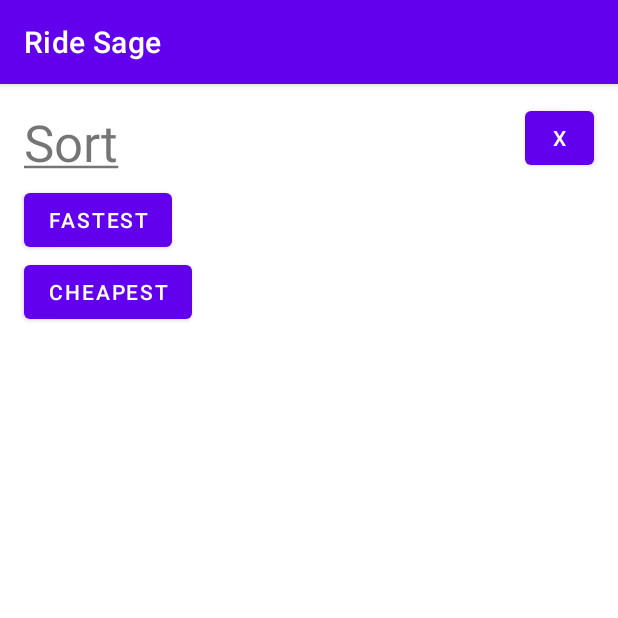
After one commit to APrabhu97/Ride-Sage, an Android app: the SortPopup screen opened directly, with no data from a screen before it, on a phone screen of 412 x 824 dp, the top half of it. The commit adds this screen. Run offline under Robolectric (Android 15) with nearby library versions, the phone set to English and light mode, and no system bars.

Commit message:
TIMOTHY-filter-screen: Added filter prototype

```diff
--- a/app/src/main/AndroidManifest.xml
+++ b/app/src/main/AndroidManifest.xml
@@ -9,6 +9,9 @@
         android:roundIcon="@mipmap/ic_launcher_round"
         android:supportsRtl="true"
         android:theme="@style/Theme.RideSage">
+        <activity
+            android:name=".SortPopup"
+            android:exported="true" />
         <activity
             android:name=".BookingCompleteActivity"
             android:exported="true" />
--- a/app/src/main/java/com/anish/ridesage/CabAdapter.java
+++ b/app/src/main/java/com/anish/ridesage/CabAdapter.java
@@ -24,7 +24,6 @@ public class CabAdapter extends RecyclerView.Adapter<CabAdapter.ViewHolder> {
     public CabAdapter(List<CabItem> movieList, CabItemClickListener listener){
         this.cabList = movieList;
         this.CabItemClickListener = listener;
-
     }
 
     @NonNull
@@ -54,7 +53,6 @@ public class CabAdapter extends RecyclerView.Adapter<CabAdapter.ViewHolder> {
     }
 
     public class ViewHolder extends RecyclerView.ViewHolder implements View.OnClickListener{
-
         public TextView cabType;
         public TextView maxSeats;
         public TextView pickupTime;
--- /dev/null
+++ b/app/src/main/java/com/anish/ridesage/SortPopup.java
@@ -0,0 +1,14 @@
+package com.anish.ridesage;
+
+import androidx.appcompat.app.AppCompatActivity;
+
+import android.os.Bundle;
+
+public class SortPopup extends AppCompatActivity {
+
+    @Override
+    protected void onCreate(Bundle savedInstanceState) {
+        super.onCreate(savedInstanceState);
+        setContentView(R.layout.activity_sort_popup);
+    }
+}
--- /dev/null
+++ b/app/src/main/res/layout/activity_sort_popup.xml
@@ -0,0 +1,51 @@
+<?xml version="1.0" encoding="utf-8"?>
+<androidx.constraintlayout.widget.ConstraintLayout xmlns:android="http://schemas.android.com/apk/res/android"
+    xmlns:app="http://schemas.android.com/apk/res-auto"
+    xmlns:tools="http://schemas.android.com/tools"
+    android:layout_width="match_parent"
+    android:layout_height="wrap_content"
+    tools:context=".SortPopup">
+
+    <TextView
+        android:id="@+id/textSort"
+        android:layout_width="wrap_content"
+        android:layout_height="wrap_content"
+        android:layout_marginStart="16dp"
+        android:layout_marginTop="16dp"
+        android:text="@string/sort"
+        android:textSize="34sp"
+        app:layout_constraintStart_toStartOf="parent"
+        app:layout_constraintTop_toTopOf="parent" />
+
+    <Button
+        android:id="@+id/buttonFastest"
+        android:layout_width="wrap_content"
+        android:layout_height="wrap_content"
+        android:layout_marginStart="16dp"
+        android:layout_marginTop="5dp"
+        android:text="@string/buttonFastest"
+        app:layout_constraintBottom_toBottomOf="parent"
+        app:layout_constraintStart_toStartOf="parent"
+        app:layout_constraintTop_toBottomOf="@+id/textSort"
+        app:layout_constraintVertical_bias="0.0" />
+
+    <Button
+        android:id="@+id/buttonQuitSortPopup"
+        android:layout_width="46dp"
+        android:layout_height="48dp"
+        android:layout_marginTop="12dp"
+        android:text="X"
+        app:layout_constraintEnd_toEndOf="parent"
+        app:layout_constraintHorizontal_bias="0.956"
+        app:layout_constraintStart_toStartOf="parent"
+        app:layout_constraintTop_toTopOf="parent" />
+
+    <Button
+        android:id="@+id/buttonCheapest"
+        android:layout_width="wrap_content"
+        android:layout_height="wrap_content"
+        android:layout_marginStart="16dp"
+        android:text="@string/buttonCheapest"
+        app:layout_constraintStart_toStartOf="parent"
+        app:layout_constraintTop_toBottomOf="@+id/buttonFastest" />
+</androidx.constraintlayout.widget.ConstraintLayout>
--- a/app/src/main/res/layout/cab_listings.xml
+++ b/app/src/main/res/layout/cab_listings.xml
@@ -41,7 +41,7 @@
             app:layout_constraintTop_toTopOf="parent" />
 
         <Button
-            android:id="@+id/button3"
+            android:id="@+id/buttonSort"
             android:layout_width="100dp"
             android:layout_height="wrap_content"
             android:layout_marginTop="11dp"
--- a/app/src/main/res/values/strings.xml
+++ b/app/src/main/res/values/strings.xml
@@ -18,6 +18,10 @@
     <string name="costPlaceHolder">$53.45</string>
     <string name="stringBookButton">Book</string>
 
+    <!--  Sort Popup  -->
+    <string name="sort"><u>Sort</u></string>
+    <string name="buttonCheapest">Cheapest</string>
+    <string name="buttonFastest">Fastest</string>
 
 
 </resources>
```
Also changed, not shown: app/src/main/java/com/anish/ridesage/CabListings.java (+117 -1 lines).
